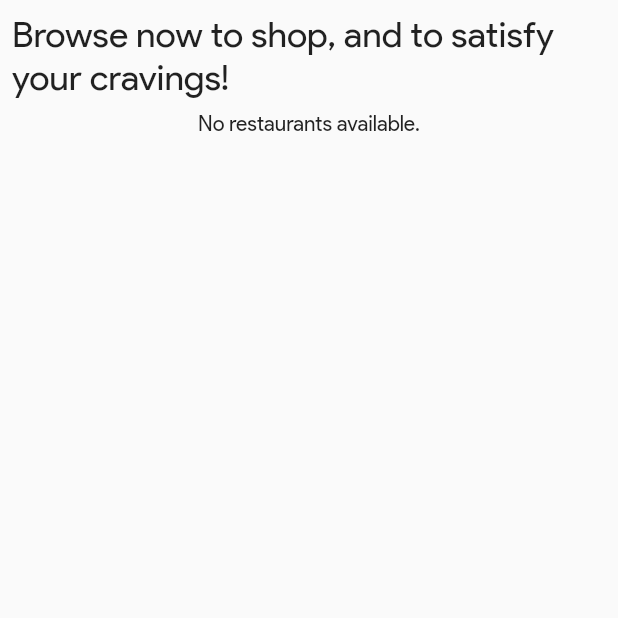
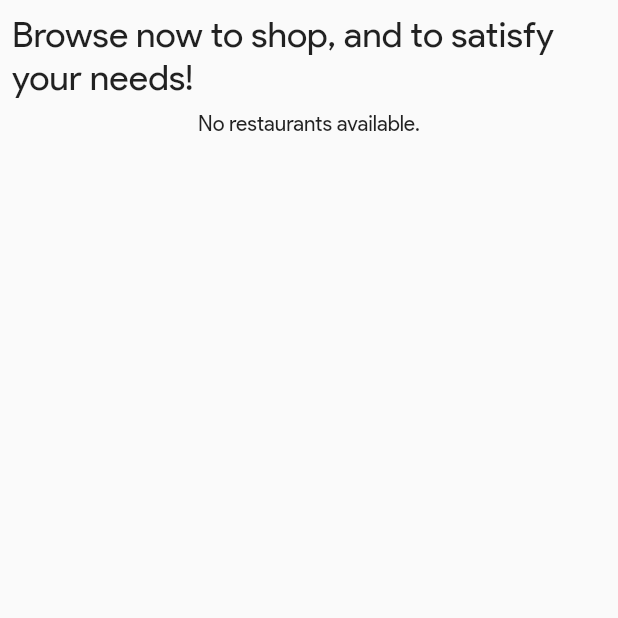
Before and after one commit to Unirises/client, a Flutter app: the FoodIdlePage screen opened directly, on a phone screen of 412 x 824 dp, the top half of it. Run offline on Flutter 3.47's test engine with Material 2 defaults, Android fonts, the phone set to English and light mode, and no system bars; our stand-ins replace bloc, built_collection, built_value, cloud_firestore, dio, equatable and 17 more; missing offline and left inert: authentication_repository, flutter_polyline_points, fluttercontactpicker, google_map_location_picker, pedantic, user_repository; accounts and stored records are empty; generated files the repository leaves out were written again; project files that could hold a hidden picture were left out.

Commit message:
minor rev 5 & 6

```diff
--- a/lib/features/food_delivery/presentation/state_pages/food_idle_page.dart
+++ b/lib/features/food_delivery/presentation/state_pages/food_idle_page.dart
@@ -51,7 +51,7 @@ class FoodIdlePage extends StatelessWidget {
                       Padding(
                         padding: const EdgeInsets.all(8.0),
                         child: Text(
-                          'Browse now to shop, and to satisfy your cravings!',
+                          'Browse now to shop, and to satisfy your needs!',
                           style: TextStyle(fontSize: 24),
                         ),
                       ),
--- a/lib/features/home/presentation/pages/home_page.dart
+++ b/lib/features/home/presentation/pages/home_page.dart
@@ -119,7 +119,7 @@ class _HomePageState extends State<HomePage> {
       ),
       PersistentBottomNavBarItem(
         icon: const Icon(CupertinoIcons.shopping_cart),
-        title: 'Food Delivery',
+        title: 'Merchants',
         activeColor: Theme.of(context).primaryColor,
         inactiveColor: CupertinoColors.systemGrey,
       ),
--- a/lib/features/transactions/pages/transaction_list_page.dart
+++ b/lib/features/transactions/pages/transaction_list_page.dart
@@ -26,8 +26,7 @@ class TransactionListPage extends StatelessWidget {
                 return ListTile(
                   onTap: () => pushNewScreen(context,
                       screen: TransactionPage(ride: item)),
-                  title:
-                      Text(item.isParcel ? 'Parcel Delivery' : 'Food Delivery'),
+                  title: Text(item.isParcel ? 'Parcel Delivery' : 'Merchants'),
                   subtitle: Column(
                     crossAxisAlignment: CrossAxisAlignment.start,
                     children: [
--- a/lib/features/transactions/pages/transaction_page.dart
+++ b/lib/features/transactions/pages/transaction_page.dart
@@ -231,7 +231,7 @@ class _TransactionPageState extends State<TransactionPage> {
                           child: Text(
                             widget.ride.isParcel
                                 ? 'Parcel Delivery'
-                                : 'Food Delivery',
+                                : 'Merchants',
                             style: const TextStyle(color: Colors.grey),
                           ),
                         ),
```
